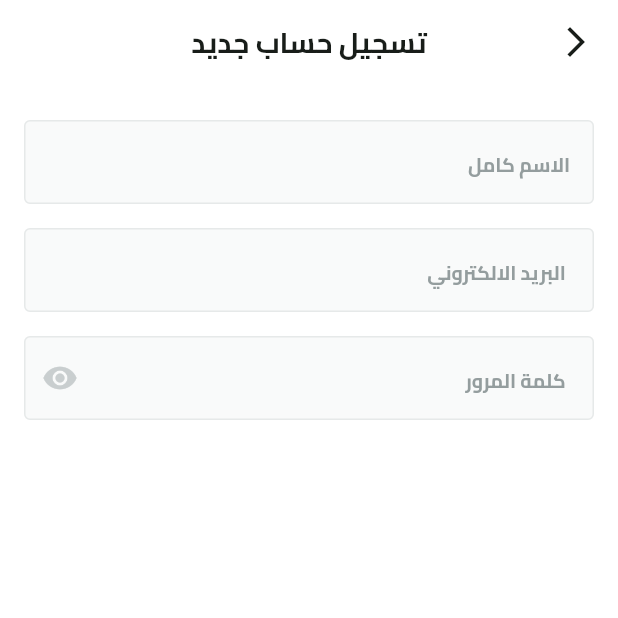
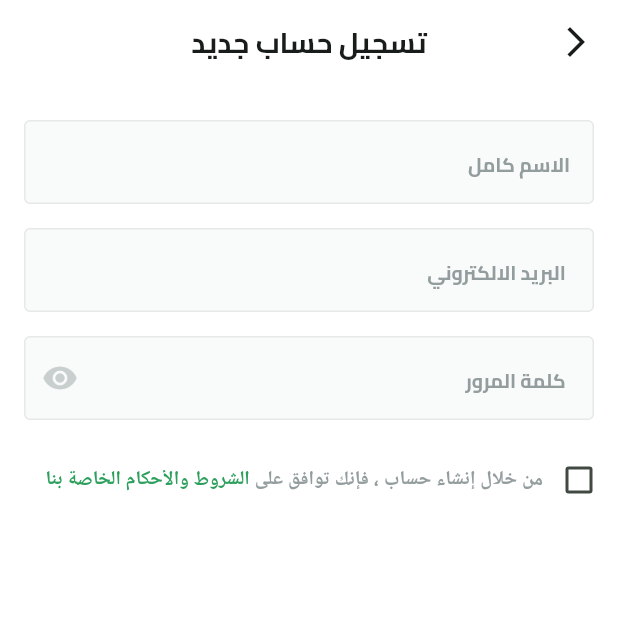
Before and after one commit to abo3amer69/Fruits_Hup, a Flutter app: the SignupView screen opened by its route, on a phone screen of 412 x 824 dp, the top half of it. Run offline on Flutter 3.47's test engine with Material 3 defaults, Android fonts, the phone set to English and light mode, and no system bars; our stand-ins replace dots_indicator, flutter_svg, shared_preferences; accounts and stored records are empty.

Commit message:
create terms and condition and checkbox

```diff
--- a/lib/features/auth/presentation/views/widget/signup_view_body.dart
+++ b/lib/features/auth/presentation/views/widget/signup_view_body.dart
@@ -1,6 +1,7 @@
 import 'package:flutter/material.dart';
 import 'package:fruits_hup/constants.dart';
 import 'package:fruits_hup/core/widget/custom_text_form_field.dart';
+import 'package:fruits_hup/features/auth/presentation/views/widget/terms_and_condition.dart';
 
 class SignupViewBody extends StatelessWidget {
   const SignupViewBody({super.key});
@@ -37,6 +38,10 @@ class SignupViewBody extends StatelessWidget {
               hintText: ' كلمة المرور',
               textInputType: TextInputType.visiblePassword,
             ),
+            SizedBox(
+              height: 16,
+            ),
+            TermsAndConditionWidget(),
           ],
         ),
       ),
--- /dev/null
+++ b/lib/features/auth/presentation/views/widget/terms_and_condition.dart
@@ -0,0 +1,67 @@
+import 'package:flutter/material.dart';
+import 'package:fruits_hup/constants.dart';
+import 'package:fruits_hup/core/utils/app_text_styles.dart';
+
+import '../../../../../core/utils/app_colors.dart';
+
+class TermsAndConditionWidget extends StatelessWidget {
+  const TermsAndConditionWidget({super.key});
+
+  @override
+  Widget build(BuildContext context) {
+    return Transform.translate(
+      offset: const Offset(14, 0),
+      child: Row(
+        children: [
+          Checkbox(
+            value: false,
+            onChanged: (value) {},
+          ),
+          SizedBox(
+            width: MediaQuery.sizeOf(context).width -
+                (KHorizentalPadding * 2) -
+                48,
+            child: Text.rich(
+              TextSpan(
+                children: [
+                  TextSpan(
+                    text: 'من خلال إنشاء حساب ، فإنك توافق على ',
+                    style: TextStyles.semiBold13.copyWith(
+                      color: const Color(0xFF949D9E),
+                    ),
+                  ),
+                  TextSpan(
+                    text: 'الشروط والأحكام',
+                    style: TextStyles.semiBold13.copyWith(
+                      color: AppColors.lightprimaryColor,
+                    ),
+                  ),
+                  const TextSpan(
+                    text: ' ',
+                    style: TextStyles.semiBold13,
+                  ),
+                  TextSpan(
+                    text: 'الخاصة',
+                    style: TextStyles.semiBold13.copyWith(
+                      color: AppColors.lightprimaryColor,
+                    ),
+                  ),
+                  const TextSpan(
+                    text: ' ',
+                    style: TextStyles.semiBold13,
+                  ),
+                  TextSpan(
+                    text: 'بنا',
+                    style: TextStyles.semiBold13
+                        .copyWith(color: AppColors.lightprimaryColor),
+                  ),
+                ],
+              ),
+              textAlign: TextAlign.right,
+            ),
+          ),
+        ],
+      ),
+    );
+  }
+}
```
